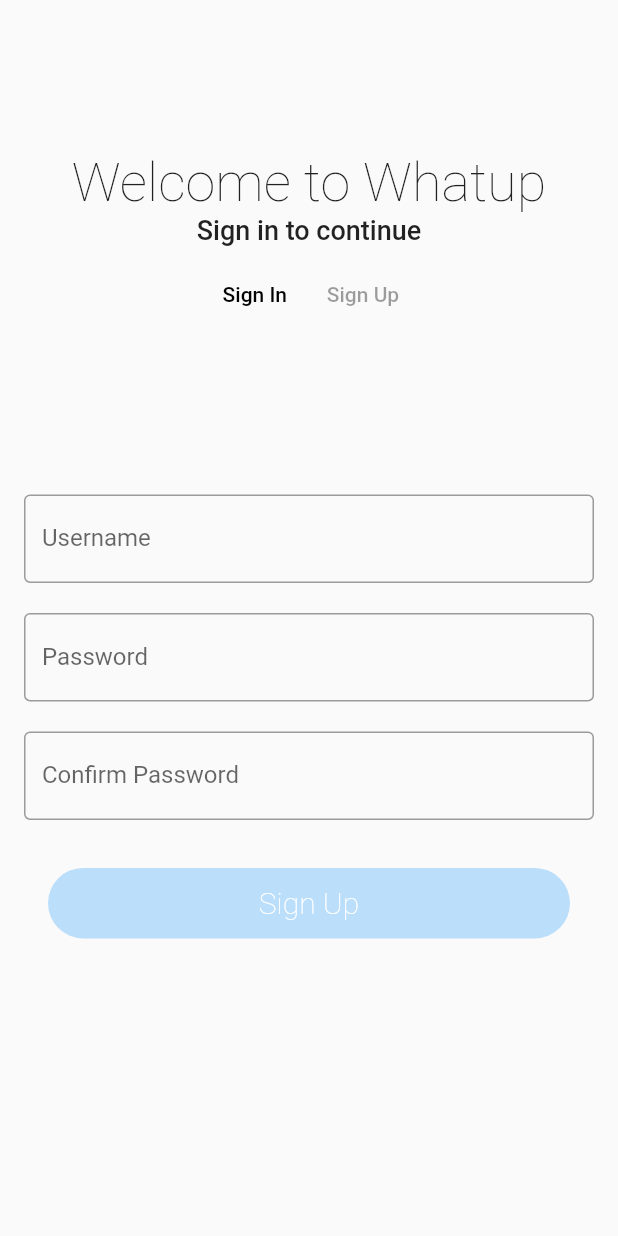
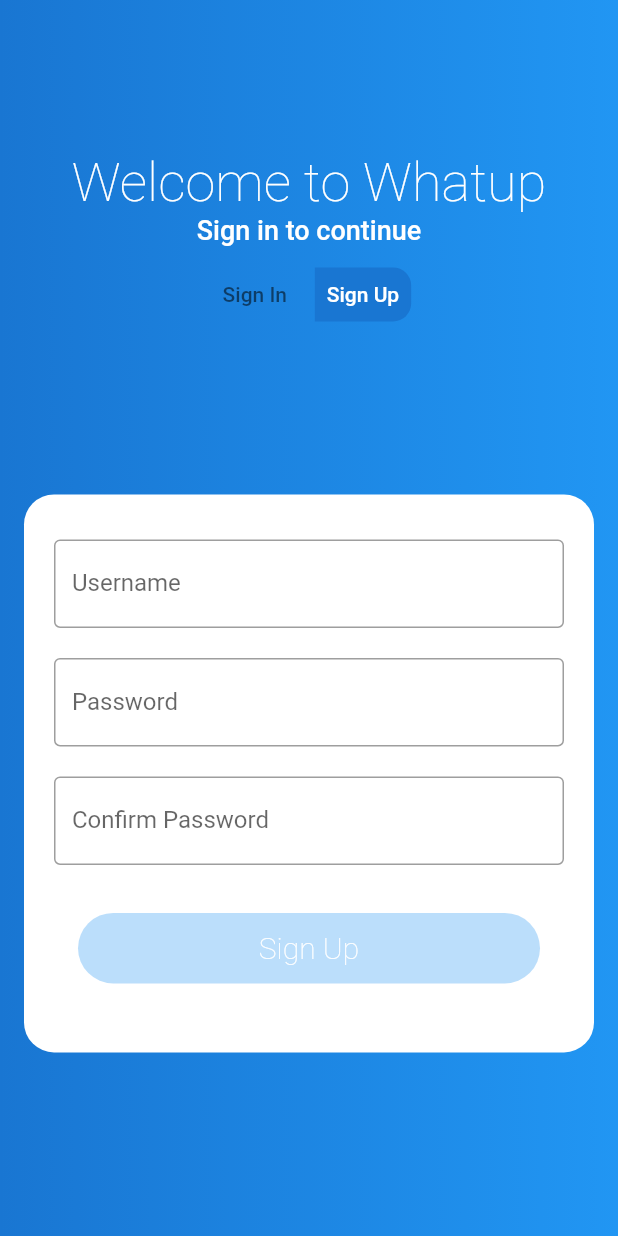
Before and after one commit to FleeToday/whatup, a Flutter app: the screen it shows after launch, after a tap on "Sign Up", on a phone screen of 412 x 824 dp. Run offline on Flutter 3.47's test engine with Material 2 defaults, Android fonts, the phone set to English and light mode, and no system bars; our stand-ins replace bloc, cloud_firestore, equatable, firebase_auth, flutter_bloc, flutter_swiper and 2 more; missing offline and left inert: flutter_google_places, geoflutterfire, google_maps_webservice; accounts and stored records are empty.

Commit message:
Auto stash before merge of "master" and "fleetoday/master"
refine login screen ui

```diff
--- a/lib/components/ZoomScaffold.dart
+++ b/lib/components/ZoomScaffold.dart
@@ -1,6 +1,5 @@
 import 'package:flutter/material.dart';
 import 'package:provider/provider.dart';
-import 'package:whatup/screens/HomeScreen/AppBarProfileButtonWidget.dart';
 import 'package:whatup/screens/HomeScreen/widgets/ActivitiesCreateButtonWidget.dart';
 
 class ZoomScaffold extends StatefulWidget {
--- a/lib/screens/LoginScreen/LoginFormWidget.dart
+++ b/lib/screens/LoginScreen/LoginFormWidget.dart
@@ -25,12 +25,21 @@ class LoginFormWidget extends StatelessWidget {
   @override
   Widget build(BuildContext context) {
     return Material(
+      color: Colors.transparent,
       child: Container(
         padding: EdgeInsets.symmetric(horizontal: 16),
+        child: SingleChildScrollView(
           child: Column(
             mainAxisAlignment: MainAxisAlignment.start,
             children: <Widget>[
               Container(
+                padding: EdgeInsets.symmetric(horizontal: 20, vertical: 30),
+                decoration: BoxDecoration(
+                  color: Colors.white,
+                  borderRadius: BorderRadius.all(
+                    Radius.circular(20),
+                  ),
+                ),
                 child: (_state is AuthLoading)
                     ? LoginLoadingView()
                     : Column(
@@ -92,7 +101,8 @@ class LoginFormWidget extends StatelessWidget {
                               margin: const EdgeInsets.all(16.0),
                               child: const Text('Sign In',
                                   style: TextStyle(
-                                    fontSize: 20, fontWeight: FontWeight.w200)),
+                                      fontSize: 20,
+                                      fontWeight: FontWeight.w200)),
                               alignment: Alignment.center,
                             ),
                           ),
@@ -102,6 +112,7 @@ class LoginFormWidget extends StatelessWidget {
             ],
           ),
         ),
+      ),
     );
   }
 }
--- a/lib/screens/LoginScreen/LoginScreen.dart
+++ b/lib/screens/LoginScreen/LoginScreen.dart
@@ -96,7 +96,22 @@ class _LoginModuleState extends State<LoginModule> {
       ],
       child: BlocBuilder<AuthBloc, AuthState>(builder: (context, state) {
         return Scaffold(
-            body: SafeArea(
+            body: Container(
+          decoration: BoxDecoration(
+            gradient: LinearGradient(
+              end: Alignment.bottomRight,
+              begin: Alignment.bottomLeft,
+              stops: [
+                0.0,
+                1.0,
+              ],
+              colors: [
+                Theme.of(context).primaryColorDark,
+                Theme.of(context).primaryColor,
+              ],
+            ),
+          ),
+          child: SafeArea(
             child: Column(
               crossAxisAlignment: CrossAxisAlignment.center,
               mainAxisAlignment: MainAxisAlignment.spaceAround,
@@ -112,7 +127,7 @@ class _LoginModuleState extends State<LoginModule> {
                         style: TextStyle(
                           fontWeight: FontWeight.w200,
                           fontSize: 36,
-                        color: Colors.black87,
+                          color: Colors.white,
                         ),
                       ),
                       Text(
@@ -120,14 +135,24 @@ class _LoginModuleState extends State<LoginModule> {
                         style: TextStyle(
                             fontWeight: FontWeight.w500,
                             fontSize: 18,
-                        color: Colors.black87,
-                      ),
+                            color: Colors.white),
                       ),
                       ButtonBar(
                         alignment: MainAxisAlignment.center,
                         children: <Widget>[
                           FlatButton(
-                          child: Text("Sign In"),
+                            disabledColor: Theme.of(context).primaryColorDark,
+                            shape: RoundedRectangleBorder(
+                              borderRadius: BorderRadius.horizontal(
+                                  left: Radius.circular(12)),
+                            ),
+                            child: Text(
+                              "Sign In",
+                              style: TextStyle(
+                                  color: (_currentIndex == 0)
+                                      ? Colors.white
+                                      : Colors.black54),
+                            ),
                             onPressed: (_currentIndex != 0)
                                 ? () => {
                                       _pageController.animateToPage(
@@ -140,7 +165,18 @@ class _LoginModuleState extends State<LoginModule> {
                                 : null,
                           ),
                           FlatButton(
-                          child: Text("Sign Up"),
+                            disabledColor: Theme.of(context).primaryColorDark,
+                            shape: RoundedRectangleBorder(
+                              borderRadius: BorderRadius.horizontal(
+                                  right: Radius.circular(12)),
+                            ),
+                            child: Text(
+                              "Sign Up",
+                              style: TextStyle(
+                                  color: (_currentIndex == 1)
+                                      ? Colors.white
+                                      : Colors.black54),
+                            ),
                             onPressed: (_currentIndex != 1)
                                 ? () => {
                                       _pageController.animateToPage(
@@ -159,6 +195,7 @@ class _LoginModuleState extends State<LoginModule> {
                 ),
                 Flexible(
                   flex: 3,
+                  child: Container(
                     child: PageView(
                       onPageChanged: _onPageChanged,
                       controller: _pageController,
@@ -184,8 +221,10 @@ class _LoginModuleState extends State<LoginModule> {
                         )
                       ],
                     ),
+                  ),
                 )
               ],
+            ),
           ),
         ));
       }),
--- a/lib/screens/LoginScreen/RegisterFormWidget.dart
+++ b/lib/screens/LoginScreen/RegisterFormWidget.dart
@@ -27,6 +27,7 @@ class RegisterFormWidget extends StatelessWidget {
   @override
   Widget build(BuildContext context) {
     return Material(
+      color: Colors.transparent,
       child: Container(
         padding: EdgeInsets.symmetric(horizontal: 16),
         child: SingleChildScrollView(
@@ -34,6 +35,13 @@ class RegisterFormWidget extends StatelessWidget {
             mainAxisAlignment: MainAxisAlignment.spaceEvenly,
             children: <Widget>[
               Container(
+                padding: EdgeInsets.symmetric(horizontal: 20, vertical: 30),
+                decoration: BoxDecoration(
+                  color: Colors.white,
+                  borderRadius: BorderRadius.all(
+                    Radius.circular(20),
+                  ),
+                ),
                 child: (_state is AuthLoading)
                     ? LoginLoadingView()
                     : Column(
```
Lines whose indentation alone changed are shown as unchanged.
